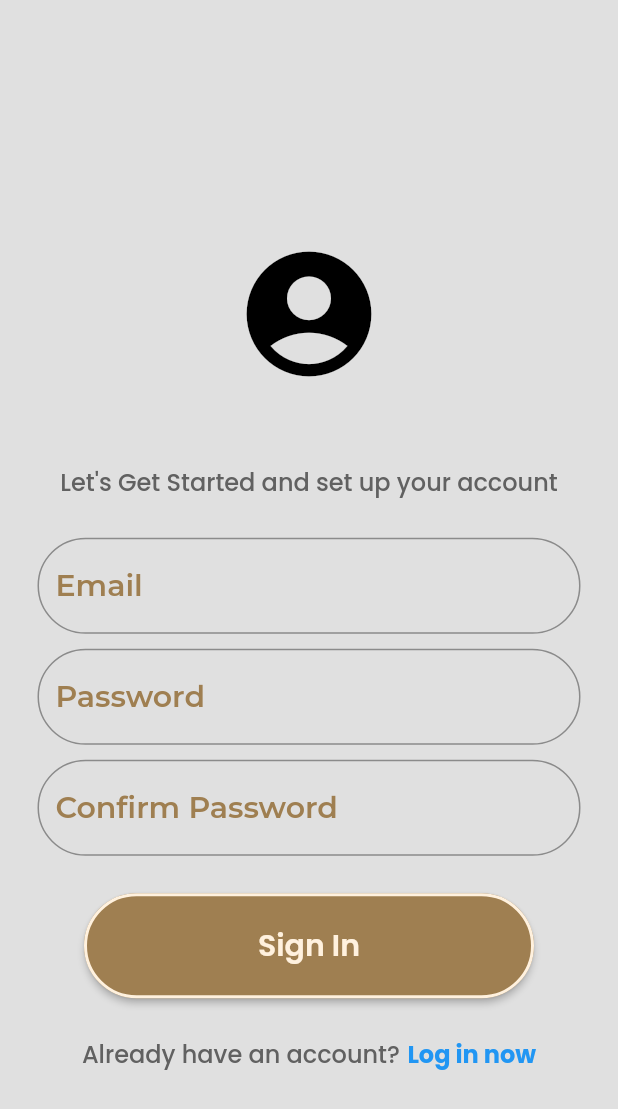
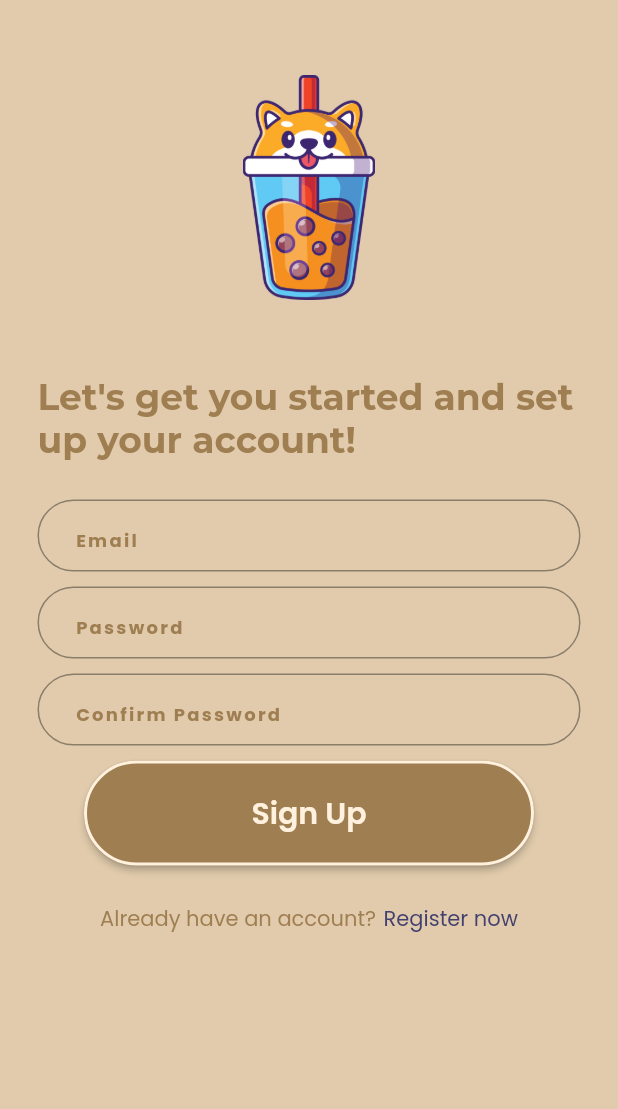
Before and after one commit to Thepilli/bubble_tea_app, a Flutter app: the screen it shows after launch, after a tap on "Register now", on a phone screen of 412 x 824 dp. Shown: the top 1109 px of the screen. Run offline on Flutter 3.47's test engine with Material 2 defaults, Android fonts, the phone set to English and light mode, and no system bars; our stand-ins replace awesome_dialog, cloud_firestore, firebase_auth, firebase_core, flare_flutter, google_fonts and 2 more; accounts and stored records are empty; network calls fail.

Commit message:
auth done

```diff
--- a/lib/components/button.dart
+++ b/lib/components/button.dart
@@ -12,7 +12,7 @@ class MyButton extends StatelessWidget {
       onPressed: onPressed,
       child: SizedBox(
           child: Text(
-        'Sign In',
+        text,
         style: Theme.of(context).textTheme.titleLarge,
       )),
     );
--- a/lib/pages/auth/register_page.dart
+++ b/lib/pages/auth/register_page.dart
@@ -1,6 +1,9 @@
+import 'package:awesome_dialog/awesome_dialog.dart';
 import 'package:bubble_tea_app/components/button.dart';
 import 'package:bubble_tea_app/components/sized_box.dart';
-import 'package:bubble_tea_app/components/text_field.dart';
+import 'package:bubble_tea_app/utils/constants/colors.dart';
+import 'package:bubble_tea_app/utils/constants/sizes.dart';
+import 'package:bubble_tea_app/utils/constants/strings.dart';
 import 'package:cloud_firestore/cloud_firestore.dart';
 import 'package:firebase_auth/firebase_auth.dart';
 import 'package:flutter/material.dart';
@@ -15,9 +18,9 @@ class RegisterPage extends StatefulWidget {
 
 class _RegisterPageState extends State<RegisterPage> {
   //text editing controllers
-  final emailTextConroller = TextEditingController();
-  final passwordTextConroller = TextEditingController();
-  final confirmPasswordTextConroller = TextEditingController();
+  final emailTextController = TextEditingController();
+  final passwordTextController = TextEditingController();
+  final confirmPasswordTextController = TextEditingController();
 
 //sign in function
   void signUp() async {
@@ -30,25 +33,25 @@ class _RegisterPageState extends State<RegisterPage> {
     );
 
 //check if passwords match
-    if (passwordTextConroller.text != confirmPasswordTextConroller.text) {
+    if (passwordTextController.text.trim() != confirmPasswordTextController.text.trim()) {
       //pop loading circle
       Navigator.pop(context);
 
       //display error message
-      displayErrorMessage('Passwords do not match');
+      displayErrorMessage(Strings.noMatchPasswordText);
     }
 
     //try to create a new user
     try {
       // create a new user
       UserCredential userCredential = await FirebaseAuth.instance.createUserWithEmailAndPassword(
-        email: emailTextConroller.text,
-        password: passwordTextConroller.text,
+        email: emailTextController.text.trim(),
+        password: passwordTextController.text.trim(),
       );
 
       //after creating a new user, create a new document in the cloud firestore collection called Users
       FirebaseFirestore.instance.collection('Users').doc(userCredential.user!.email).set({
-        'username': emailTextConroller.text.split('@')[0], //initial username
+        'username': emailTextController.text.split('@')[0], //initial username
         'bio': 'empty bio...', //initial bio
         //add more fields here when needed
       });
@@ -65,20 +68,24 @@ class _RegisterPageState extends State<RegisterPage> {
 
   //display error message dialog
   void displayErrorMessage(String message) {
-    showDialog(
+    AwesomeDialog(
       context: context,
-      builder: (context) => AlertDialog(
-        title: Text(message),
-      ),
-    );
+      dialogBackgroundColor: jPrimaryLightContainerColor,
+      dialogType: DialogType.WARNING,
+      animType: AnimType.BOTTOMSLIDE,
+      desc: message,
+      btnOkOnPress: () {},
+    ).show();
   }
 
   @override
   Widget build(BuildContext context) {
-    return Scaffold(
-      backgroundColor: Colors.grey[300],
-      body: SafeArea(
-        child: Center(
+    return GestureDetector(
+      onTap: () => FocusScope.of(context).unfocus(),
+      child: Scaffold(
+        backgroundColor: jScafoldLightColor,
+        body: SingleChildScrollView(
+          child: SafeArea(
             child: Padding(
               padding: const EdgeInsets.symmetric(horizontal: 25),
               child: Column(
@@ -86,50 +93,57 @@ class _RegisterPageState extends State<RegisterPage> {
                 children: [
                   // Logo
                   const MySizedBox50(),
-                const Icon(
-                  Icons.account_circle,
-                  size: 100.0,
-                  color: Colors.black,
-                ),
+                  const SizedBox(height: 150, child: Image(image: AssetImage('assets/images/boba_shiba.png'))),
 
                   const MySizedBox50(),
 
                   // welcome back message
                   Text(
-                  'Let\'s Get Started and set up your account',
-                  style: TextStyle(
-                    color: Colors.grey[700],
-                  ),
+                    Strings.welcomeRegisterMessage,
+                    style: Theme.of(context).textTheme.displayMedium,
                   ),
 
                   const MySizedBox25(),
 
                   // email TF
-                MyTextField(
-                  controller: emailTextConroller,
-                  hintText: 'Email',
-                  obscureText: false,
+                  TextField(
+                    controller: emailTextController,
+                    decoration: InputDecoration(
+                      floatingLabelAlignment: FloatingLabelAlignment.center,
+                      alignLabelWithHint: true,
+                      labelStyle: Theme.of(context).textTheme.labelSmall?.apply(fontSizeFactor: 1.2),
+                      labelText: Strings.emailLabel,
                     ),
-                const MySizedBox10(),
+                  ),
+                  const SizedBox(height: jDefaultSizeSmall),
 
                   // password TF
-                MyTextField(
-                  controller: passwordTextConroller,
-                  hintText: 'Password',
+                  TextField(
+                    controller: passwordTextController,
                     obscureText: true,
+                    decoration: InputDecoration(
+                      floatingLabelAlignment: FloatingLabelAlignment.center,
+                      alignLabelWithHint: true,
+                      labelStyle: Theme.of(context).textTheme.labelSmall?.apply(fontSizeFactor: 1.2),
+                      labelText: Strings.passwordLabel,
                     ),
-                const MySizedBox10(),
-                // confirm password TF
-                MyTextField(
-                  controller: confirmPasswordTextConroller,
-                  hintText: 'Confirm Password',
+                  ),
+                  const SizedBox(height: jDefaultSizeSmall),
+                  TextField(
+                    controller: confirmPasswordTextController,
                     obscureText: true,
+                    decoration: InputDecoration(
+                      floatingLabelAlignment: FloatingLabelAlignment.center,
+                      alignLabelWithHint: true,
+                      labelStyle: Theme.of(context).textTheme.labelSmall?.apply(fontSizeFactor: 1.2),
+                      labelText: Strings.confirmPasswordLabel,
                     ),
-                const MySizedBox25(),
+                  ),
+                  const SizedBox(height: jDefaultSizeSmall),
 
                   // sign in button
                   MyButton(
-                  text: 'Sign up',
+                    text: Strings.signUpButtonText,
                     onPressed: signUp,
                   ),
                   const MySizedBox25(),
@@ -139,19 +153,16 @@ class _RegisterPageState extends State<RegisterPage> {
                     mainAxisAlignment: MainAxisAlignment.center,
                     children: [
                       Text(
-                      'Already have an account?',
-                      style: TextStyle(
-                        color: Colors.grey[700],
-                      ),
+                        Strings.alreadyHaveAccountText,
+                        style: Theme.of(context).textTheme.bodySmall,
                       ),
                       const SizedBox(width: 5),
                       GestureDetector(
                         onTap: widget.onTap,
-                      child: const Text('Log in now',
-                          style: TextStyle(
-                            color: Colors.blue,
-                            fontWeight: FontWeight.bold,
-                          )),
+                        child: Text(
+                          Strings.loginNowText,
+                          style: Theme.of(context).textTheme.bodySmall?.apply(color: jLinkLightColor),
+                        ),
                       ),
                       // TextButton(
                       //   onPressed: () {
@@ -166,6 +177,7 @@ class _RegisterPageState extends State<RegisterPage> {
             ),
           ),
         ),
+      ),
     );
   }
 }
--- a/lib/pages/core/home_page.dart
+++ b/lib/pages/core/home_page.dart
@@ -117,7 +117,7 @@ class _HomePageState extends State<HomePage> {
                   children: [
                     if (currentUser != null)
                       Text(
-                        'Logged in as: ${currentUser!.email}',
+                        'Logged in as: \n${currentUser!.email}',
                         style: TextStyle(
                           color: Theme.of(context).textTheme.bodyMedium?.color,
                         ),
--- a/lib/utils/constants/strings.dart
+++ b/lib/utils/constants/strings.dart
@@ -1,12 +1,19 @@
 class Strings {
   static const welcomeMessage = 'Sip, smile, boba-style!';
+  static const welcomeRegisterMessage = 'Let\'s get you started and set up your account!';
   static const emailLabel = 'Email';
   static const passwordLabel = 'Password';
+  static const confirmPasswordLabel = 'Confirm Password';
+  static const noMatchPasswordText = 'Passwords do not match';
+
   static const forgotPasswordText = 'Forgot Password?';
   static const signInButtonText = 'Sign In';
+  static const signUpButtonText = 'Sign Up';
   static const continueWithText = 'Or continue with';
+  static const alreadyHaveAccountText = 'Already have an account?';
   static const notMemberText = 'Not a member?';
   static const registerNowText = 'Register now';
+  static const loginNowText = 'Register now';
   static const tryItText = 'Wanna give it a try?';
   static const continueAnonymouslyText = 'Continue anonymously';
   static const googleButtonImage = 'assets/icons/google.png';
--- a/lib/utils/theme/widget_themes/text_field_theme.dart
+++ b/lib/utils/theme/widget_themes/text_field_theme.dart
@@ -1,4 +1,5 @@
 import 'package:bubble_tea_app/utils/constants/colors.dart';
+import 'package:bubble_tea_app/utils/constants/sizes.dart';
 import 'package:flutter/material.dart';
 
 class JTextFormFieldTheme {
@@ -10,6 +11,10 @@ class JTextFormFieldTheme {
     hintStyle: const TextStyle(
       color: jPrimaryLightColor,
     ),
+    labelStyle: const TextStyle(
+      color: jPrimaryLightColor,
+    ),
+    contentPadding: const EdgeInsets.only(left: jPadding25),
     floatingLabelStyle: const TextStyle(color: jPrimaryLightContainerColor),
     focusedBorder: const OutlineInputBorder(
       borderRadius: BorderRadius.all(Radius.circular(20)),
@@ -23,6 +28,10 @@ class JTextFormFieldTheme {
     hintStyle: const TextStyle(
       color: jPrimaryDarkColor,
     ),
+    labelStyle: const TextStyle(
+      color: jPrimaryLightColor,
+    ),
+    contentPadding: const EdgeInsets.only(left: jPadding25),
     floatingLabelStyle: const TextStyle(color: jPrimaryDarkContainerColor),
     focusedBorder: const OutlineInputBorder(
       borderRadius: BorderRadius.all(Radius.circular(20)),
--- a/pubspec.yaml
+++ b/pubspec.yaml
@@ -42,6 +42,8 @@ dependencies:
   firebase_auth: ^4.6.3
   cloud_firestore: ^4.8.2
   firebase_core: ^2.14.0
+  rive: ^0.7.16
+  flare_flutter: ^3.0.2
 
 dev_dependencies:
   flutter_test:
@@ -68,6 +70,7 @@ flutter:
   assets:
     - assets/images/
     - assets/icons/
+    - assets/animations/
   #   - images/a_dot_ham.jpeg
 
   # An image asset can refer to one or more resolution-specific "variants", see
```
Also changed, not shown: lib/pages/auth/login_page.dart (+82 -5 lines), pubspec.lock, 1 other file. Lines whose indentation alone changed are shown as unchanged.
